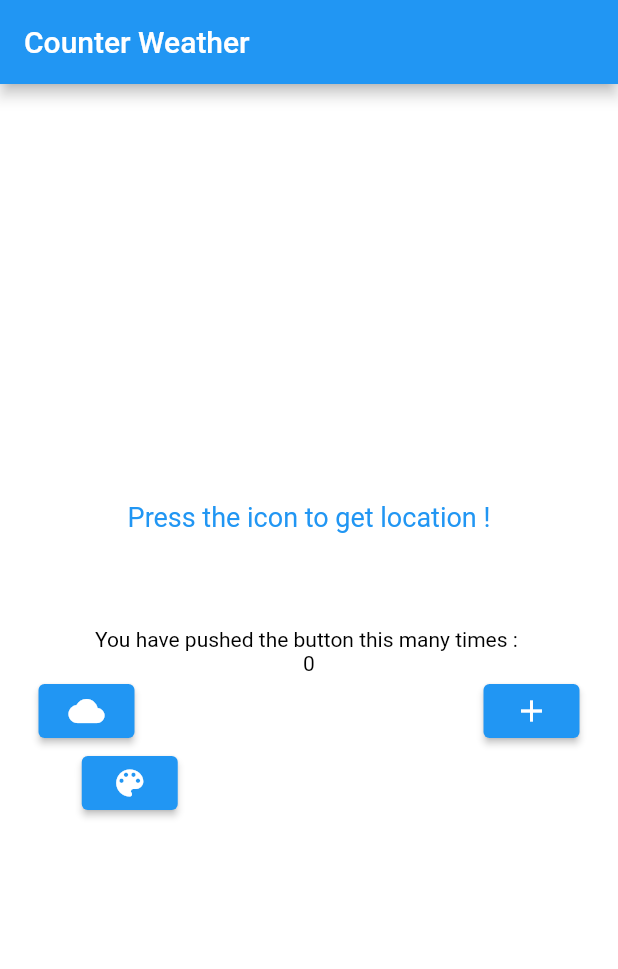
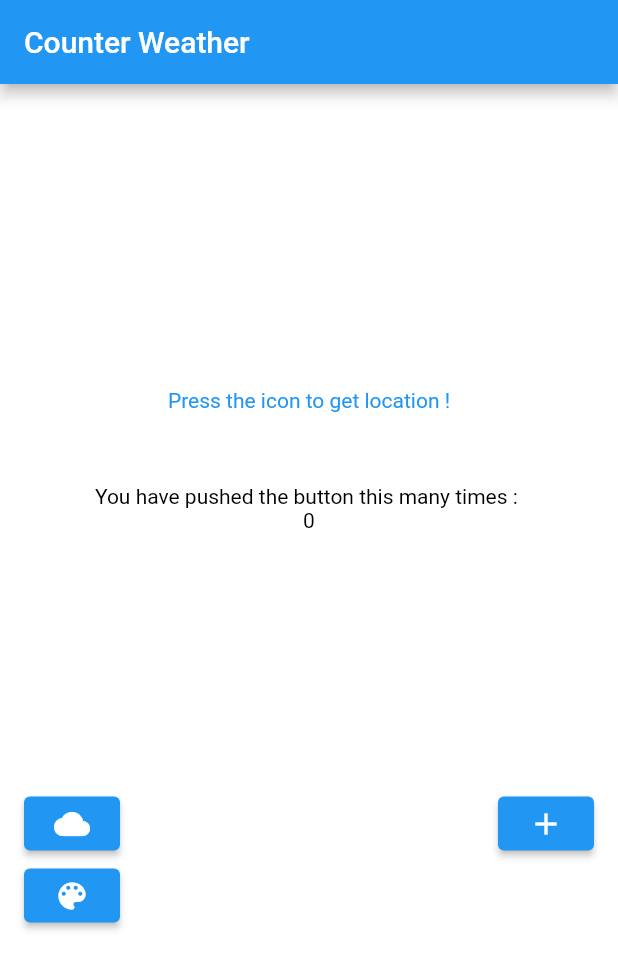
Before and after one commit to Muhammadsaid22/weatherCounter, a Flutter app: the screen it shows after launch, on a phone screen of 412 x 824 dp. Shown: the top 969 px of the screen. Run offline on Flutter 3.47's test engine with Material 2 defaults, Android fonts, the phone set to English and light mode, and no system bars; our stand-ins replace bloc, flutter_bloc, geocoding, location.

Commit message:
second commit

```diff
--- a/lib/counter/counter_page.dart
+++ b/lib/counter/counter_page.dart
@@ -11,12 +11,12 @@ class CounterPage extends StatelessWidget {
       ){
     return Container(
       color: darkMode?Colors.black:Colors.white,
+      padding: EdgeInsets.symmetric(horizontal: 16),
       child: Column(
           mainAxisAlignment: MainAxisAlignment.center,
           crossAxisAlignment: CrossAxisAlignment.center,
           children:[
             Text("$locationMessage\n\n\n",style: TextStyle(
-              fontSize: 18,
               color: darkMode? Colors.green.shade900:Colors.blue
             ),),
             Text('You have pushed the button this many times : ',
@@ -27,6 +27,7 @@ class CounterPage extends StatelessWidget {
             style: TextStyle(
                 color: darkMode? Colors.grey:Colors.black
             ),),
+            SizedBox(height: 170,),
             Row(
               mainAxisAlignment: MainAxisAlignment.spaceAround,
               children: [
@@ -39,7 +40,7 @@ class CounterPage extends StatelessWidget {
                   },
                   child: Icon(Icons.cloud),
                 ),
-                SizedBox(width: 130,),
+               Spacer(),
                 if(counter<=10)
                 ElevatedButton(
                   style: ElevatedButton.styleFrom(
@@ -66,7 +67,7 @@ class CounterPage extends StatelessWidget {
                   },
                   child: Icon(Icons.color_lens),
                 ),
-                SizedBox(width: 130,),
+                Spacer(),
                 if(counter>=1)
                 ElevatedButton(
                   style: ElevatedButton.styleFrom(
```
